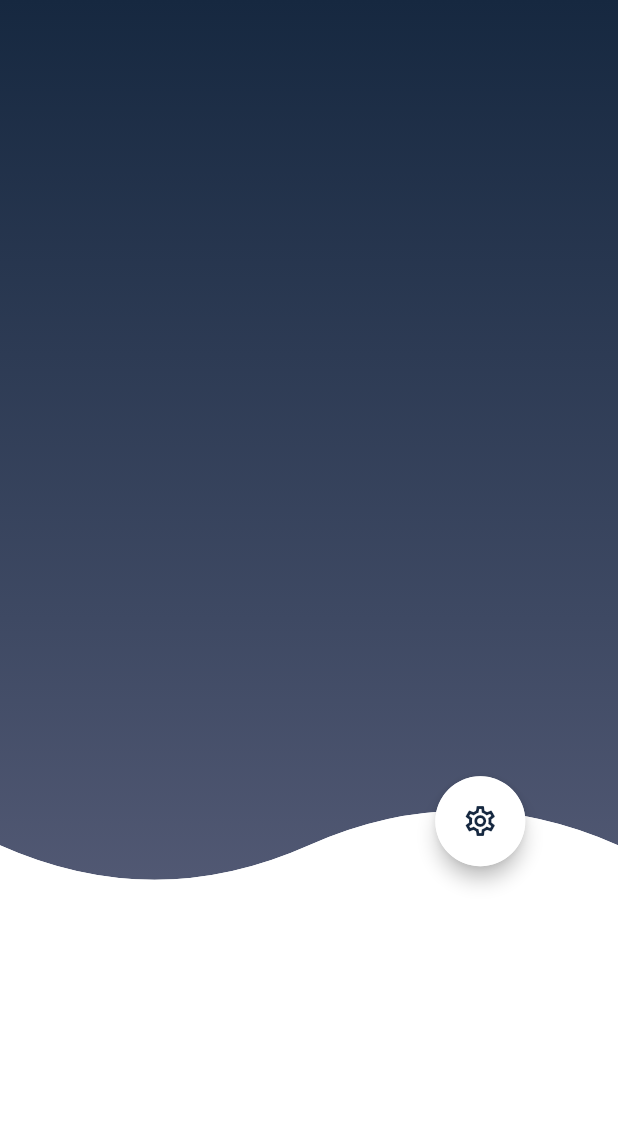
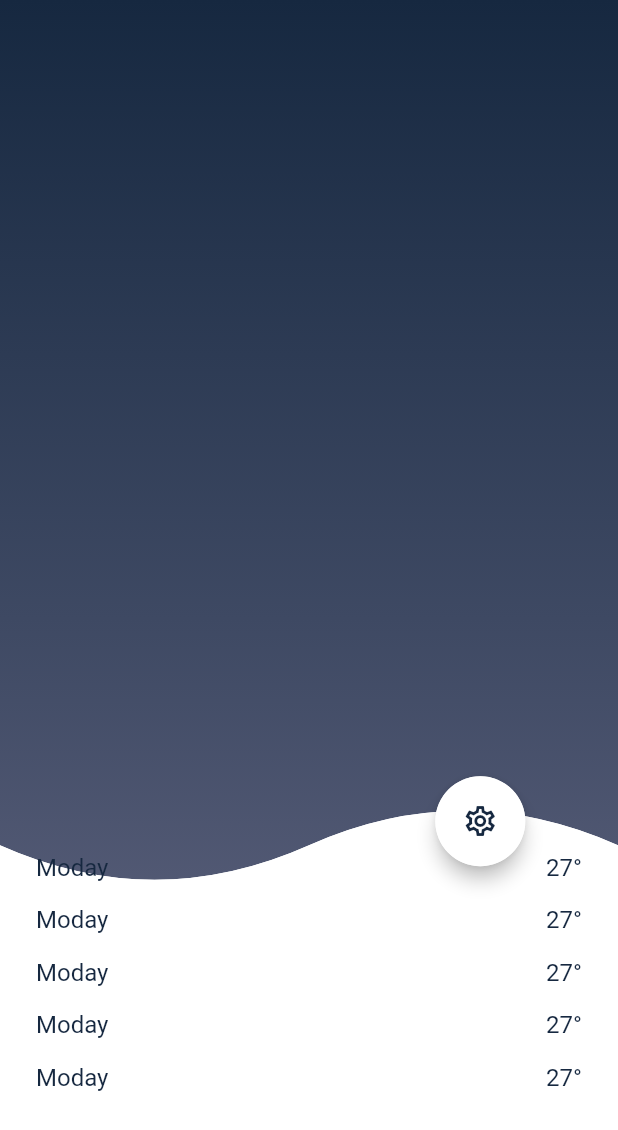
Before and after one commit to tharwat-samy/my_weather, a Flutter app: the HomeView screen opened directly, on a phone screen of 412 x 824 dp. Shown: the top 1130 px of the screen. Run offline on Flutter 3.47's test engine with Material 2 defaults, Android fonts, the phone set to English and light mode, and no system bars; our stand-ins replace flash, flutter_platform_widgets, get; Roboto replaces fonts that are missing (OpenSans).

Commit message:
weather list

```diff
--- a/lib/Features/home/presentation/widgets/home_view_body.dart
+++ b/lib/Features/home/presentation/widgets/home_view_body.dart
@@ -1,8 +1,10 @@
 import 'package:flutter/material.dart';
 import 'package:flutter/src/foundation/key.dart';
 import 'package:flutter/src/widgets/framework.dart';
+import 'package:myweather/Features/home/presentation/widgets/weather_list.dart';
 import 'package:myweather/constants.dart';
 import 'package:myweather/core/utils/size_config.dart';
+import 'package:myweather/styles.dart';
 
 import 'custom_home_curve.dart';
 import 'custom_settings_button.dart';
@@ -26,11 +28,20 @@ class HomeViewBody extends StatelessWidget {
                 ),
               ),
               Positioned(
-                right: SizeConfig.screenWidth! * .15,
+                right: SizeConfig.screenWidth * .15,
                 child: Material(
                   elevation: 5,
                   borderRadius: BorderRadius.circular(999),
                   child: CustomSettingsButton(),
+                ),
+              ),
+              Positioned(
+                left: 24,
+                right: 24,
+                bottom: 16,
+                child: SizedBox(
+                  height: SizeConfig.defaultSize * 25,
+                  child: WeatherList(),
                 ),
               ),
             ],
--- /dev/null
+++ b/lib/Features/home/presentation/widgets/weather_item.dart
@@ -0,0 +1,32 @@
+import 'package:flutter/material.dart';
+
+import '../../../../constants.dart';
+import '../../../../styles.dart';
+
+class WeatherItem extends StatelessWidget {
+  const WeatherItem({Key? key}) : super(key: key);
+
+  @override
+  Widget build(BuildContext context) {
+    return Padding(
+      padding: const EdgeInsets.symmetric(vertical: 8),
+      child: Row(
+        mainAxisAlignment: MainAxisAlignment.spaceBetween,
+        children: [
+          Text(
+            'Moday',
+            style: Styles.bodyText2.copyWith(
+              color: kPrimaryColor,
+            ),
+          ),
+          Text(
+            '27°',
+            style: Styles.bodyText2.copyWith(
+              color: kPrimaryColor,
+            ),
+          ),
+        ],
+      ),
+    );
+  }
+}
--- /dev/null
+++ b/lib/Features/home/presentation/widgets/weather_list.dart
@@ -0,0 +1,16 @@
+import 'package:flutter/cupertino.dart';
+import 'package:myweather/Features/home/presentation/widgets/weather_item.dart';
+
+class WeatherList extends StatelessWidget {
+  const WeatherList({Key? key}) : super(key: key);
+
+  @override
+  Widget build(BuildContext context) {
+    return ListView.builder(
+      itemBuilder: (context, index) {
+        return WeatherItem();
+      },
+      itemCount: 5,
+    );
+  }
+}
```
